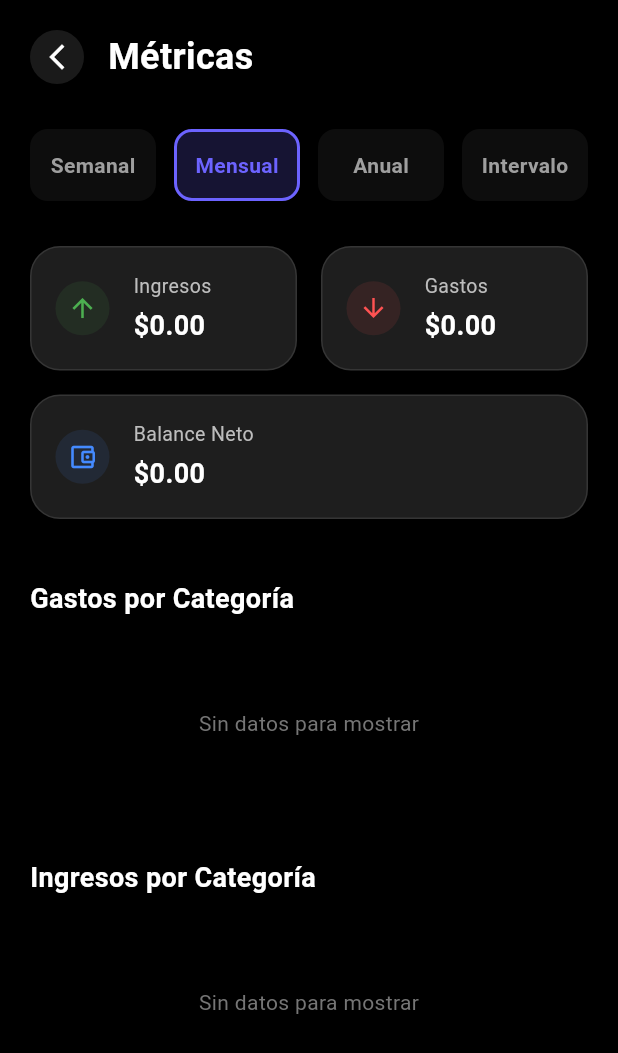
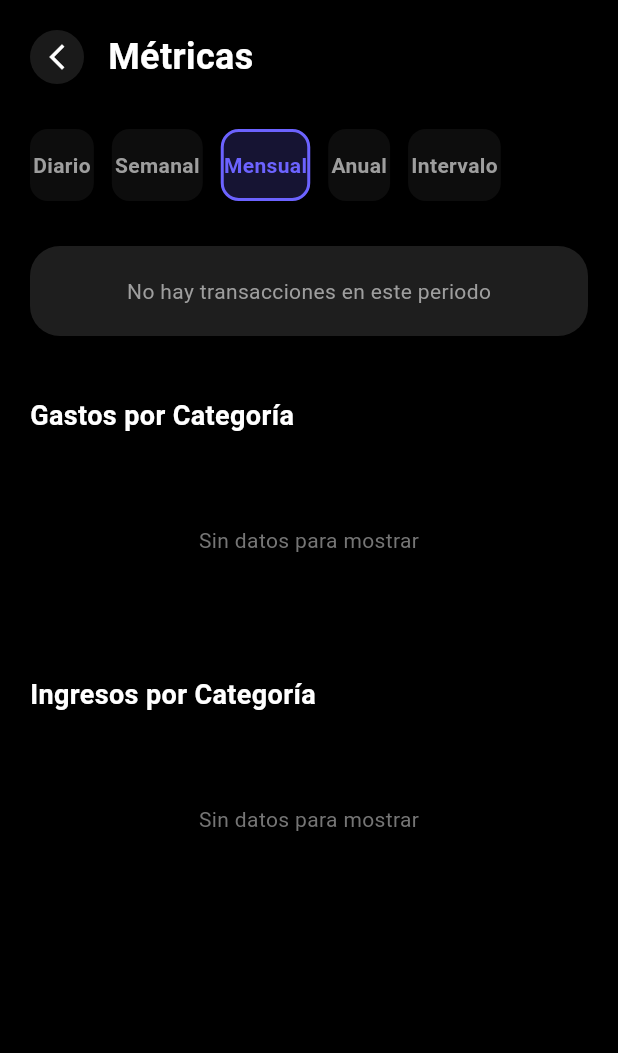
Before and after one commit to gustavosantaella/sigefip, a Flutter app: the MetricsScreen screen opened by its route, on a phone screen of 412 x 824 dp. Shown: the top 1053 px of the screen. Run offline on Flutter 3.47's test engine with Material 3 defaults, Android fonts, the phone set to English and light mode, and no system bars; our stand-ins replace flutter_secure_storage; accounts and stored records are empty.

Commit message:
feat: add metrics screen for financial data visualization with period filtering and account summaries.

```diff
--- a/lib/modules/screens/metrics/metrics_screen.dart
+++ b/lib/modules/screens/metrics/metrics_screen.dart
@@ -2,6 +2,8 @@ import 'package:flutter/material.dart';
 import 'package:intl/intl.dart';
 import 'package:sigefip/shared/models/transaction_model.dart';
 import 'package:sigefip/shared/services/offline/transaction_service.dart';
+import 'package:sigefip/shared/services/offline/account_service.dart';
+import 'package:sigefip/shared/models/account_model.dart';
 import '../../../shared/widgets/custom_back_button.dart';
 import '../../../shared/widgets/type_chip.dart';
 
@@ -17,6 +19,7 @@ class _MetricsScreenState extends State<MetricsScreen> {
   DateTimeRange? _customRange;
   List<Transaction> _allTransactions = [];
   List<Transaction> _filteredTransactions = [];
+  List<Account> _accounts = [];
   bool _isLoading = true;
 
   @override
@@ -27,9 +30,11 @@ class _MetricsScreenState extends State<MetricsScreen> {
 
   Future<void> _loadData() async {
     final transactions = await TransactionService.getTransactions();
+    final accounts = await AccountService.getAccounts();
     if (mounted) {
       setState(() {
         _allTransactions = transactions;
+        _accounts = accounts;
         _isLoading = false;
         _applyFilter();
       });
@@ -44,6 +49,10 @@ class _MetricsScreenState extends State<MetricsScreen> {
           return t.date.isAfter(now.subtract(const Duration(days: 7)));
         } else if (_selectedPeriod == 'Mensual') {
           return t.date.month == now.month && t.date.year == now.year;
+        } else if (_selectedPeriod == "Diario") {
+          return t.date.day == now.day &&
+              t.date.month == now.month &&
+              t.date.year == now.year;
         } else if (_selectedPeriod == 'Anual') {
           return t.date.year == now.year;
         } else if (_selectedPeriod == 'Intervalo' && _customRange != null) {
@@ -86,8 +95,12 @@ class _MetricsScreenState extends State<MetricsScreen> {
                     const SizedBox(height: 30),
 
                     // Filter Chips
-                    Row(
+                    SingleChildScrollView(
+                      scrollDirection: Axis.horizontal,
+                      child: Row(
                         children: [
+                          _buildFilterChip('Diario'),
+                          const SizedBox(width: 12),
                           _buildFilterChip('Semanal'),
                           const SizedBox(width: 12),
                           _buildFilterChip('Mensual'),
@@ -96,6 +109,7 @@ class _MetricsScreenState extends State<MetricsScreen> {
                           const SizedBox(width: 12),
                           _buildFilterChip('Intervalo'),
                         ],
+                      ),
                     ),
                     if (_selectedPeriod == 'Intervalo' &&
                         _customRange != null) ...[
@@ -137,7 +151,6 @@ class _MetricsScreenState extends State<MetricsScreen> {
                     ),
                     const SizedBox(height: 20),
                     _buildCategoryChart(isExpense: false),
-
                     const SizedBox(height: 40),
                     _buildAccountUsageSection(),
                     const SizedBox(height: 40),
@@ -150,8 +163,7 @@ class _MetricsScreenState extends State<MetricsScreen> {
 
   Widget _buildFilterChip(String label) {
     final isSelected = _selectedPeriod == label;
-    return Expanded(
-      child: TypeChip(
+    return TypeChip(
       label: label,
       isSelected: isSelected,
       color: const Color(0xFF6C63FF),
@@ -191,107 +203,148 @@ class _MetricsScreenState extends State<MetricsScreen> {
           });
         }
       },
+    );
+  }
+
+  Widget _buildSummarySection() {
+    final Map<String, Map<String, double>> accountStats = {};
+
+    for (var t in _filteredTransactions) {
+      final accountKey = t.account.trim().toUpperCase();
+      accountStats.putIfAbsent(accountKey, () => {'income': 0, 'expense': 0});
+      if (t.isExpense) {
+        accountStats[accountKey]!['expense'] =
+            accountStats[accountKey]!['expense']! +
+            (t.amount * t.conversionRate);
+      } else {
+        accountStats[accountKey]!['income'] =
+            accountStats[accountKey]!['income']! +
+            (t.amount * t.conversionRate);
+      }
+    }
+
+    if (accountStats.isEmpty) {
+      return Container(
+        padding: const EdgeInsets.all(20),
+        decoration: BoxDecoration(
+          color: const Color(0xFF1E1E1E),
+          borderRadius: BorderRadius.circular(20),
+        ),
+        child: const Center(
+          child: Text(
+            'No hay transacciones en este periodo',
+            style: TextStyle(color: Colors.grey),
+          ),
         ),
       );
     }
 
-  Widget _buildSummarySection() {
-    double totalIncome = 0;
-    double totalExpense = 0;
+    return Column(
+      crossAxisAlignment: CrossAxisAlignment.start,
+      children: [
+        const Text(
+          'Resumen por Cuenta',
+          style: TextStyle(
+            color: Colors.white,
+            fontSize: 18,
+            fontWeight: FontWeight.bold,
+          ),
+        ),
+        const SizedBox(height: 20),
+        ..._accounts.map((account) {
+          final stats =
+              accountStats[account.name.trim().toUpperCase()] ??
+              {'income': 0, 'expense': 0};
+          final netBalance = stats['income']! - stats['expense']!;
 
-    for (var t in _filteredTransactions) {
-      if (t.isExpense) {
-        totalExpense += t.amount * t.conversionRate;
-      } else {
-        totalIncome += t.amount * t.conversionRate;
-      }
-    }
-
-    return Column(
-      children: [
-        Row(
-          children: [
-            _buildSummaryCard(
-              'Ingresos',
-              totalIncome,
-              Colors.green,
-              Icons.arrow_upward,
-            ),
-            const SizedBox(width: 16),
-            _buildSummaryCard(
-              'Gastos',
-              totalExpense,
-              Colors.redAccent,
-              Icons.arrow_downward,
-            ),
-          ],
-        ),
-        const SizedBox(height: 16),
-        _buildSummaryCard(
-          'Balance Neto',
-          totalIncome - totalExpense,
-          (totalIncome - totalExpense) >= 0
-              ? Colors.blueAccent
-              : Colors.orangeAccent,
-          Icons.account_balance_wallet_outlined,
-          isFullWidth: true,
-        ),
-      ],
-    );
-  }
-
-  Widget _buildSummaryCard(
-    String title,
-    double amount,
-    Color color,
-    IconData icon, {
-    bool isFullWidth = false,
-  }) {
-    final content = Container(
+          return Padding(
+            padding: const EdgeInsets.only(bottom: 16),
+            child: Container(
               padding: const EdgeInsets.all(16),
               decoration: BoxDecoration(
                 color: const Color(0xFF1E1E1E),
                 borderRadius: BorderRadius.circular(20),
                 border: Border.all(color: Colors.white10),
               ),
-      child: Row(
+              child: Column(
+                children: [
+                  Row(
                     children: [
                       Container(
                         padding: const EdgeInsets.all(8),
                         decoration: BoxDecoration(
-              color: color.withOpacity(0.1),
+                          color: account.color.withOpacity(0.1),
                           shape: BoxShape.circle,
                         ),
-            child: Icon(icon, color: color, size: 20),
+                        child: Icon(
+                          account.icon,
+                          color: account.color,
+                          size: 20,
+                        ),
+                      ),
+                      const SizedBox(width: 12),
+                      Text(
+                        account.name,
+                        style: const TextStyle(
+                          color: Colors.white,
+                          fontSize: 16,
+                          fontWeight: FontWeight.bold,
+                        ),
+                      ),
+                      const Spacer(),
+                      Text(
+                        NumberFormat.currency(symbol: r'$').format(netBalance),
+                        style: TextStyle(
+                          color: netBalance >= 0 ? Colors.green : Colors.red,
+                          fontSize: 16,
+                          fontWeight: FontWeight.bold,
+                        ),
+                      ),
+                    ],
+                  ),
+                  const Divider(color: Colors.white10, height: 24),
+                  Row(
+                    children: [
+                      _buildMiniStat(
+                        'Ingresos',
+                        stats['income']!,
+                        Colors.green,
                       ),
                       const SizedBox(width: 16),
-          Expanded(
+                      _buildMiniStat(
+                        'Egresos',
+                        stats['expense']!,
+                        Colors.redAccent,
+                      ),
+                    ],
+                  ),
+                ],
+              ),
+            ),
+          );
+        }).toList(),
+      ],
+    );
+  }
+
+  Widget _buildMiniStat(String label, double amount, Color color) {
+    return Expanded(
       child: Column(
         crossAxisAlignment: CrossAxisAlignment.start,
         children: [
+          Text(label, style: TextStyle(color: Colors.grey[400], fontSize: 12)),
+          const SizedBox(height: 2),
           Text(
-                  title,
-                  style: TextStyle(color: Colors.grey[400], fontSize: 13),
-                ),
-                const SizedBox(height: 4),
-                FittedBox(
-                  child: Text(
             NumberFormat.currency(symbol: r'$').format(amount),
-                    style: const TextStyle(
-                      color: Colors.white,
-                      fontSize: 18,
-                      fontWeight: FontWeight.bold,
-                    ),
-                  ),
-                ),
-              ],
+            style: TextStyle(
+              color: color.withOpacity(0.9),
+              fontSize: 14,
+              fontWeight: FontWeight.w500,
             ),
           ),
         ],
       ),
     );
-
-    return isFullWidth ? content : Expanded(child: content);
   }
 
   Widget _buildCategoryChart({required bool isExpense}) {
@@ -328,7 +381,9 @@ class _MetricsScreenState extends State<MetricsScreen> {
 
     return Column(
       children: sortedStats.map((stat) {
-        final progress = stat.amount / maxAmount;
+        final progress = (maxAmount > 0)
+            ? (stat.amount / maxAmount).clamp(0.0, 1.0)
+            : 0.0;
         return Padding(
           padding: const EdgeInsets.only(bottom: 16),
           child: Column(
```
Lines whose indentation alone changed are shown as unchanged.
